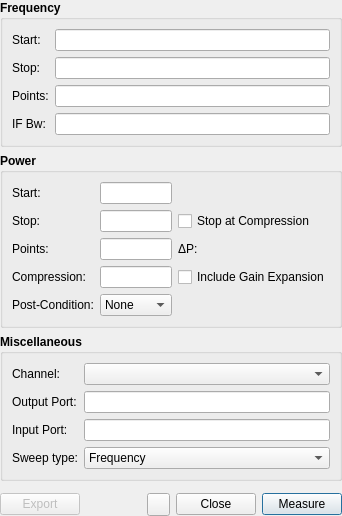
This is Core/SettingsPage.ui in Terrabits/PACompressionTest as Qt 5 draws it before an edit. The edited form follows.
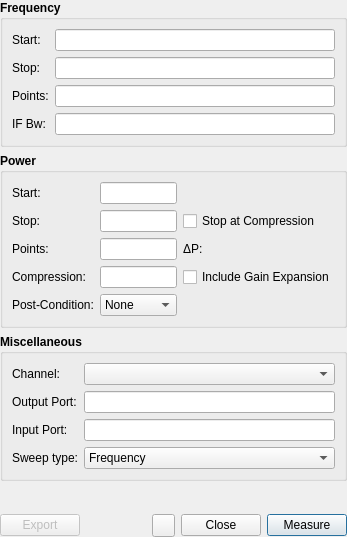
This is the edited form. Icons and pictures are not drawn. Custom widgets are drawn as their Qt base class.

```diff
--- a/Core/SettingsPage.ui
+++ b/Core/SettingsPage.ui
@@ -6,8 +6,8 @@
    <rect>
     <x>0</x>
     <y>0</y>
-    <width>342</width>
-    <height>482</height>
+    <width>347</width>
+    <height>537</height>
    </rect>
   </property>
   <property name="windowTitle">
```
Left out of the diff: 6 changed lines with no effect on the pictures.
